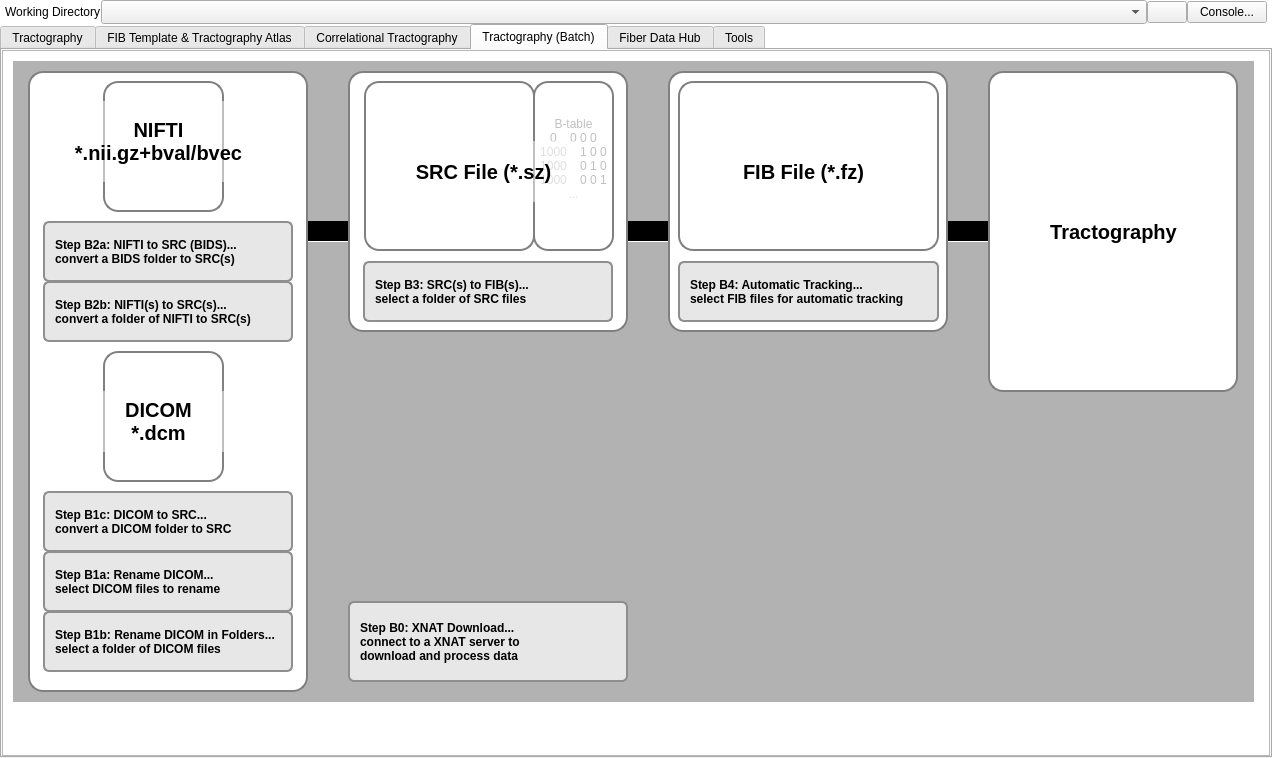
Old version of the form mainwindow.ui in the repository frankyeh/DSI-Studio.
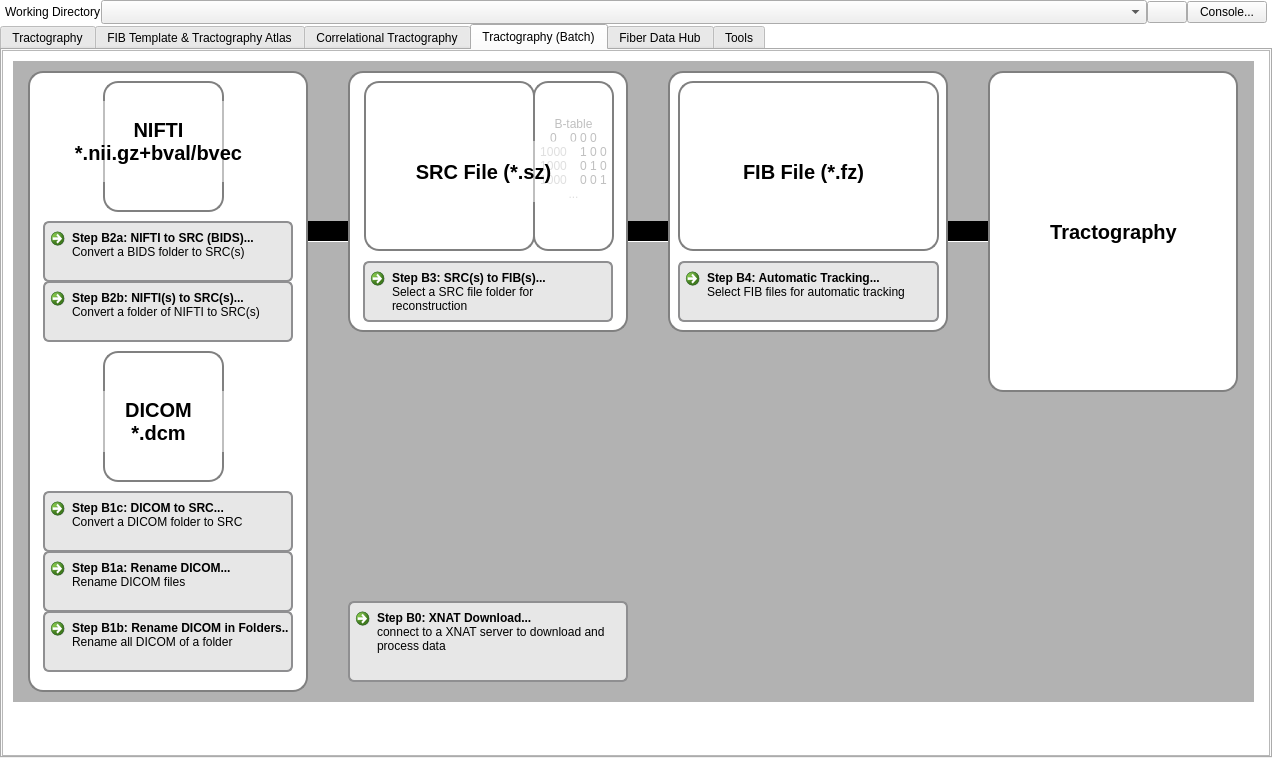
New version of the form. The open tabs and pages were chosen to show the change. Icons and pictures are not drawn.

```diff
--- a/mainwindow.ui
+++ b/mainwindow.ui
@@ -2028,7 +2028,7 @@
               <property name="styleSheet">
                <string notr="true">QWidget { background-color : white; }</string>
               </property>
-              <widget class="QPushButton" name="RenameDICOMDir">
+              <widget class="QCommandLinkButton" name="RenameDICOMDir">
                <property name="geometry">
                 <rect>
                  <x>40</x>
@@ -2037,17 +2037,11 @@
                  <height>61</height>
                 </rect>
                </property>
-               <property name="font">
-                <font>
-                 <bold>true</bold>
-                </font>
-               </property>
                <property name="styleSheet">
-                <string notr="true">QPushButton {text-align: left; padding-left: 10px;border: 2px solid #8f8f91;border-radius: 6px;background-color: #e7e7e7;padding: 10px;color: black}</string>
+                <string notr="true">QCommandLinkButton {border: 2px solid #8f8f91;border-radius: 6px;background-color: #e7e7e7;padding: 10px;color: black;} QCommandLinkButton:hover {background-color: #d0d0d0;} QCommandLinkButton:pressed {background-color: #bfbfbf;border-style: inset;color: black; }</string>
                </property>
                <property name="text">
-                <string>Step B1b: Rename DICOM in Folders...
-select a folder of DICOM files</string>
+                <string>Step B1b: Rename DICOM in Folders...</string>
                </property>
                <property name="icon">
                 <iconset resource="icons.qrc">
@@ -2056,8 +2050,11 @@
                <property name="autoRepeatDelay">
                 <number>296</number>
                </property>
+               <property name="description">
+                <string>Rename all DICOM of a folder</string>
+               </property>
               </widget>
-              <widget class="QPushButton" name="nii2src_bids">
+              <widget class="QCommandLinkButton" name="nii2src_bids">
                <property name="geometry">
                 <rect>
                  <x>40</x>
@@ -2066,17 +2063,11 @@
                  <height>61</height>
                 </rect>
                </property>
-               <property name="font">
-                <font>
-                 <bold>true</bold>
-                </font>
-               </property>
                <property name="styleSheet">
-                <string notr="true">QPushButton {text-align: left; padding-left: 10px;border: 2px solid #8f8f91;border-radius: 6px;background-color: #e7e7e7;padding: 10px;color: black}</string>
+                <string notr="true">QCommandLinkButton {border: 2px solid #8f8f91;border-radius: 6px;background-color: #e7e7e7;padding: 10px;color: black;} QCommandLinkButton:hover {background-color: #d0d0d0;} QCommandLinkButton:pressed {background-color: #bfbfbf;border-style: inset;color: black; }</string>
                </property>
                <property name="text">
-                <string>Step B2a: NIFTI to SRC (BIDS)...
-convert a BIDS folder to SRC(s)</string>
+                <string>Step B2a: NIFTI to SRC (BIDS)...</string>
                </property>
                <property name="icon">
                 <iconset resource="icons.qrc">
@@ -2085,8 +2076,11 @@
                <property name="autoRepeatDelay">
                 <number>296</number>
                </property>
+               <property name="description">
+                <string>Convert a BIDS folder to SRC(s)</string>
+               </property>
               </widget>
-              <widget class="QPushButton" name="dicom2nii">
+              <widget class="QCommandLinkButton" name="dicom2nii">
                <property name="geometry">
                 <rect>
                  <x>40</x>
@@ -2095,17 +2089,11 @@
                  <height>61</height>
                 </rect>
                </property>
-               <property name="font">
-                <font>
-                 <bold>true</bold>
-                </font>
-               </property>
                <property name="styleSheet">
-                <string notr="true">QPushButton {text-align: left; padding-left: 10px;border: 2px solid #8f8f91;border-radius: 6px;background-color: #e7e7e7;padding: 10px;color: black}</string>
+                <string notr="true">QCommandLinkButton {border: 2px solid #8f8f91;border-radius: 6px;background-color: #e7e7e7;padding: 10px;color: black;} QCommandLinkButton:hover {background-color: #d0d0d0;} QCommandLinkButton:pressed {background-color: #bfbfbf;border-style: inset;color: black; }</string>
                </property>
                <property name="text">
-                <string>Step B1c: DICOM to SRC...
-convert a DICOM folder to SRC</string>
+                <string>Step B1c: DICOM to SRC...</string>
                </property>
                <property name="icon">
                 <iconset resource="icons.qrc">
@@ -2114,8 +2102,11 @@
                <property name="autoRepeatDelay">
                 <number>296</number>
                </property>
+               <property name="description">
+                <string>Convert a DICOM folder to SRC</string>
+               </property>
               </widget>
-              <widget class="QPushButton" name="nii2src_sf">
+              <widget class="QCommandLinkButton" name="nii2src_sf">
                <property name="geometry">
                 <rect>
                  <x>40</x>
@@ -2124,17 +2115,11 @@
                  <height>61</height>
                 </rect>
                </property>
-               <property name="font">
-                <font>
-                 <bold>true</bold>
-                </font>
-               </property>
                <property name="styleSheet">
-                <string notr="true">QPushButton {text-align: left; padding-left: 10px;border: 2px solid #8f8f91;border-radius: 6px;background-color: #e7e7e7;padding: 10px;color: black}</string>
+                <string notr="true">QCommandLinkButton {border: 2px solid #8f8f91;border-radius: 6px;background-color: #e7e7e7;padding: 10px;color: black;} QCommandLinkButton:hover {background-color: #d0d0d0;} QCommandLinkButton:pressed {background-color: #bfbfbf;border-style: inset;color: black; }</string>
                </property>
                <property name="text">
-                <string>Step B2b: NIFTI(s) to SRC(s)...
-convert a folder of NIFTI to SRC(s)</string>
+                <string>Step B2b: NIFTI(s) to SRC(s)...</string>
                </property>
                <property name="icon">
                 <iconset resource="icons.qrc">
@@ -2143,8 +2128,11 @@
                <property name="autoRepeatDelay">
                 <number>296</number>
                </property>
+               <property name="description">
+                <string>Convert a folder of NIFTI to SRC(s)</string>
+               </property>
               </widget>
-              <widget class="QPushButton" name="RenameDICOM">
+              <widget class="QCommandLinkButton" name="RenameDICOM">
                <property name="geometry">
                 <rect>
                  <x>40</x>
@@ -2153,17 +2141,11 @@
                  <height>61</height>
                 </rect>
                </property>
-               <property name="font">
-                <font>
-                 <bold>true</bold>
-                </font>
-               </property>
                <property name="styleSheet">
-                <string notr="true">QPushButton {text-align: left; padding-left: 10px;border: 2px solid #8f8f91;border-radius: 6px;background-color: #e7e7e7;padding: 10px;color: black}</string>
+                <string notr="true">QCommandLinkButton {border: 2px solid #8f8f91;border-radius: 6px;background-color: #e7e7e7;padding: 10px;color: black;} QCommandLinkButton:hover {background-color: #d0d0d0;} QCommandLinkButton:pressed {background-color: #bfbfbf;border-style: inset;color: black; }</string>
                </property>
                <property name="text">
-                <string>Step B1a: Rename DICOM...
-select DICOM files to rename</string>
+                <string>Step B1a: Rename DICOM...</string>
                </property>
                <property name="icon">
                 <iconset resource="icons.qrc">
@@ -2172,8 +2154,11 @@
                <property name="autoRepeatDelay">
                 <number>296</number>
                </property>
+               <property name="description">
+                <string>Rename DICOM files </string>
+               </property>
               </widget>
-              <widget class="QPushButton" name="auto_track">
+              <widget class="QCommandLinkButton" name="auto_track">
                <property name="geometry">
                 <rect>
                  <x>675</x>
@@ -2182,17 +2167,11 @@
                  <height>61</height>
                 </rect>
                </property>
-               <property name="font">
-                <font>
-                 <bold>true</bold>
-                </font>
-               </property>
                <property name="styleSheet">
-                <string notr="true">QPushButton {text-align: left; padding-left: 10px;border: 2px solid #8f8f91;border-radius: 6px;background-color: #e7e7e7;padding: 10px;color: black}</string>
+                <string notr="true">QCommandLinkButton {border: 2px solid #8f8f91;border-radius: 6px;background-color: #e7e7e7;padding: 10px;color: black;} QCommandLinkButton:hover {background-color: #d0d0d0;} QCommandLinkButton:pressed {background-color: #bfbfbf;border-style: inset;color: black; }</string>
                </property>
                <property name="text">
-                <string>Step B4: Automatic Tracking...
-select FIB files for automatic tracking</string>
+                <string>Step B4: Automatic Tracking...</string>
                </property>
                <property name="icon">
                 <iconset resource="icons.qrc">
@@ -2201,8 +2180,11 @@
                <property name="autoRepeatDelay">
                 <number>296</number>
                </property>
+               <property name="description">
+                <string>Select FIB files for automatic tracking</string>
+               </property>
               </widget>
-              <widget class="QPushButton" name="batch_reconstruction">
+              <widget class="QCommandLinkButton" name="batch_reconstruction">
                <property name="geometry">
                 <rect>
                  <x>360</x>
@@ -2211,17 +2193,11 @@
                  <height>61</height>
                 </rect>
                </property>
-               <property name="font">
-                <font>
-                 <bold>true</bold>
-                </font>
-               </property>
                <property name="styleSheet">
-                <string notr="true">QPushButton {text-align: left; padding-left: 10px;border: 2px solid #8f8f91;border-radius: 6px;background-color: #e7e7e7;padding: 10px;color: black}</string>
+                <string notr="true">QCommandLinkButton {border: 2px solid #8f8f91;border-radius: 6px;background-color: #e7e7e7;padding: 10px;color: black;} QCommandLinkButton:hover {background-color: #d0d0d0;} QCommandLinkButton:pressed {background-color: #bfbfbf;border-style: inset;color: black; }</string>
                </property>
                <property name="text">
-                <string>Step B3: SRC(s) to FIB(s)...
-select a folder of SRC files</string>
+                <string>Step B3: SRC(s) to FIB(s)...</string>
                </property>
                <property name="icon">
                 <iconset resource="icons.qrc">
@@ -2230,6 +2206,9 @@
                <property name="autoRepeatDelay">
                 <number>296</number>
                </property>
+               <property name="description">
+                <string>Select a SRC file folder for reconstruction</string>
+               </property>
               </widget>
               <widget class="QLabel" name="label_56">
                <property name="geometry">
@@ -2581,7 +2560,7 @@
                 <bool>true</bool>
                </property>
               </widget>
-              <widget class="QPushButton" name="xnat_download">
+              <widget class="QCommandLinkButton" name="xnat_download">
                <property name="geometry">
                 <rect>
                  <x>345</x>
@@ -2590,18 +2569,11 @@
                  <height>81</height>
                 </rect>
                </property>
-               <property name="font">
-                <font>
-                 <bold>true</bold>
-                </font>
-               </property>
                <property name="styleSheet">
-                <string notr="true">QPushButton {text-align: left; padding-left: 10px;border: 2px solid #8f8f91;border-radius: 6px;background-color: #e7e7e7;padding: 10px;color: black}</string>
+                <string notr="true">QCommandLinkButton {border: 2px solid #8f8f91;border-radius: 6px;background-color: #e7e7e7;padding: 10px;color: black;} QCommandLinkButton:hover {background-color: #d0d0d0;} QCommandLinkButton:pressed {background-color: #bfbfbf;border-style: inset;color: black; }</string>
                </property>
                <property name="text">
-                <string>Step B0: XNAT Download...
-connect to a XNAT server to
-download and process data</string>
+                <string>Step B0: XNAT Download...</string>
                </property>
                <property name="icon">
                 <iconset resource="icons.qrc">
@@ -2610,6 +2582,9 @@
                <property name="autoRepeatDelay">
                 <number>296</number>
                </property>
+               <property name="description">
+                <string>connect to a XNAT server to download and process data</string>
+               </property>
               </widget>
               <widget class="QLabel" name="label_41">
                <property name="geometry">
```
Left out of the diff: 312 changed lines with no effect on the pictures.
